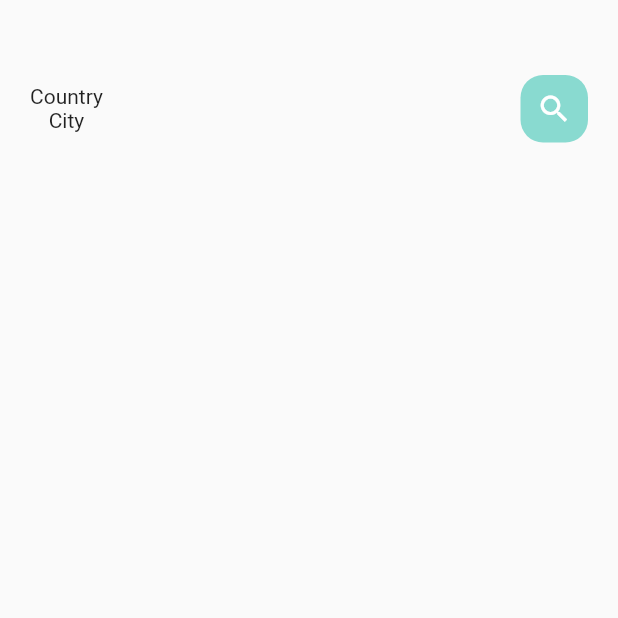
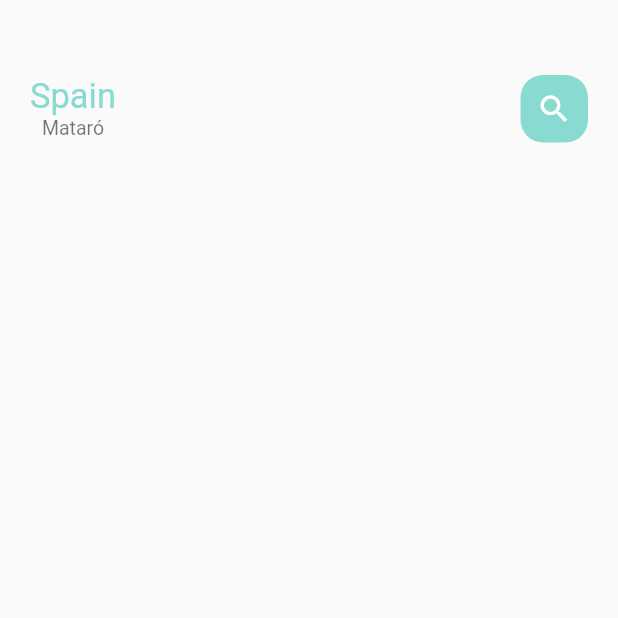
Before and after one commit to GitRockie/farmee, a Flutter app: the screen it shows after launch, on a phone screen of 412 x 824 dp, the top half of it. Run offline on Flutter 3.47's test engine with Material 2 defaults, Android fonts, the phone set to English and light mode, and no system bars.

Commit message:
Custom Text Widget creation
Access to assets foldel in pubspec
Import fonts
Big Text reusable Widget Create
Smal text setting properties

```diff
--- a/lib/home/main_farms_page.dart
+++ b/lib/home/main_farms_page.dart
@@ -1,4 +1,6 @@
 import 'package:farmee_app/utils/colors.dart';
+import 'package:farmee_app/widgets/big_text.dart';
+import 'package:farmee_app/widgets/small_text.dart';
 import 'package:flutter/material.dart';
 
 class MainFarmsPage extends StatelessWidget {
@@ -20,9 +22,15 @@ class MainFarmsPage extends StatelessWidget {
                   mainAxisAlignment: MainAxisAlignment.spaceBetween,
                   children: [
                     Column(
-                      children: const [
-                        Text('Country'),
-                        Text('City'),
+                      children: [
+                        BigText(
+                          text: 'Spain',
+                          color: AppColors.mainColor,
+                        ),
+                        SmallText(
+                          text: 'Mataró',
+                          color: Colors.black54,
+                        ),
                       ],
                     ),
                     Center(
--- a/lib/utils/colors.dart
+++ b/lib/utils/colors.dart
@@ -1,14 +1,14 @@
 import 'dart:ui';
 
 class AppColors {
-  static final Color textColor = const Color(0xFFccc7c5);
-  static final Color mainColor = const Color(0xFF89dad0);
-  static final Color iconColor1 = const Color(0xFFffd28d);
-  static final Color iconColor2 = const Color(0xFFfcab88);
-  static final Color paraColor = const Color(0xFF8f837f);
-  static final Color buttonBackgroundColor = const Color(0xFFf7f6f4);
-  static final Color signColor = const Color(0xFFa9a29f);
-  static final Color titleColor = const Color(0xFF5c524f);
-  static final Color mainBlackColor = const Color(0xFF332d2b);
-  static final Color yellowColor = const Color(0xFFffd379);
+  static const Color textColor = Color(0xFFccc7c5);
+  static const Color mainColor = Color(0xFF89dad0);
+  static const Color iconColor1 = Color(0xFFffd28d);
+  static const Color iconColor2 = Color(0xFFfcab88);
+  static const Color paraColor = Color(0xFF8f837f);
+  static const Color buttonBackgroundColor = Color(0xFFf7f6f4);
+  static const Color signColor = Color(0xFFa9a29f);
+  static const Color titleColor = Color(0xFF5c524f);
+  static const Color mainBlackColor = Color(0xFF332d2b);
+  static const Color yellowColor = Color(0xFFffd379);
 }
--- /dev/null
+++ b/lib/widgets/big_text.dart
@@ -0,0 +1,29 @@
+import 'package:flutter/material.dart';
+
+class BigText extends StatelessWidget {
+  Color? color;
+  final String text;
+  double size;
+  TextOverflow overFlow;
+  BigText({
+    super.key,
+    this.color = const Color(0xFF332d2b),
+    required this.text,
+    this.size = 23,
+    this.overFlow = TextOverflow.ellipsis,
+  });
+
+  @override
+  Widget build(BuildContext context) {
+    return Text(
+      text,
+      maxLines: 1,
+      overflow: overFlow,
+      style: TextStyle(
+          color: color,
+          fontWeight: FontWeight.w400,
+          fontFamily: 'Roboto',
+          fontSize: size),
+    );
+  }
+}
--- /dev/null
+++ b/lib/widgets/small_text.dart
@@ -0,0 +1,25 @@
+import 'package:flutter/material.dart';
+
+class SmallText extends StatelessWidget {
+  Color? color;
+  final String text;
+  double size;
+  double height;
+
+  SmallText({
+    super.key,
+    this.color = const Color(0xFFccc7c5),
+    required this.text,
+    this.size = 13,
+    this.height = 1.2,
+  });
+
+  @override
+  Widget build(BuildContext context) {
+    return Text(
+      text,
+      style: TextStyle(
+          color: color, fontFamily: 'Roboto', fontSize: size, height: height),
+    );
+  }
+}
```
Also changed, not shown: pubspec.yaml (+15 -17 lines), assets/fonts/Roboto-Black.ttf (added), assets/fonts/Roboto-Bold.ttf (added), assets/fonts/Roboto-Medium.ttf (added), assets/fonts/Roboto-Regular.ttf (added).
